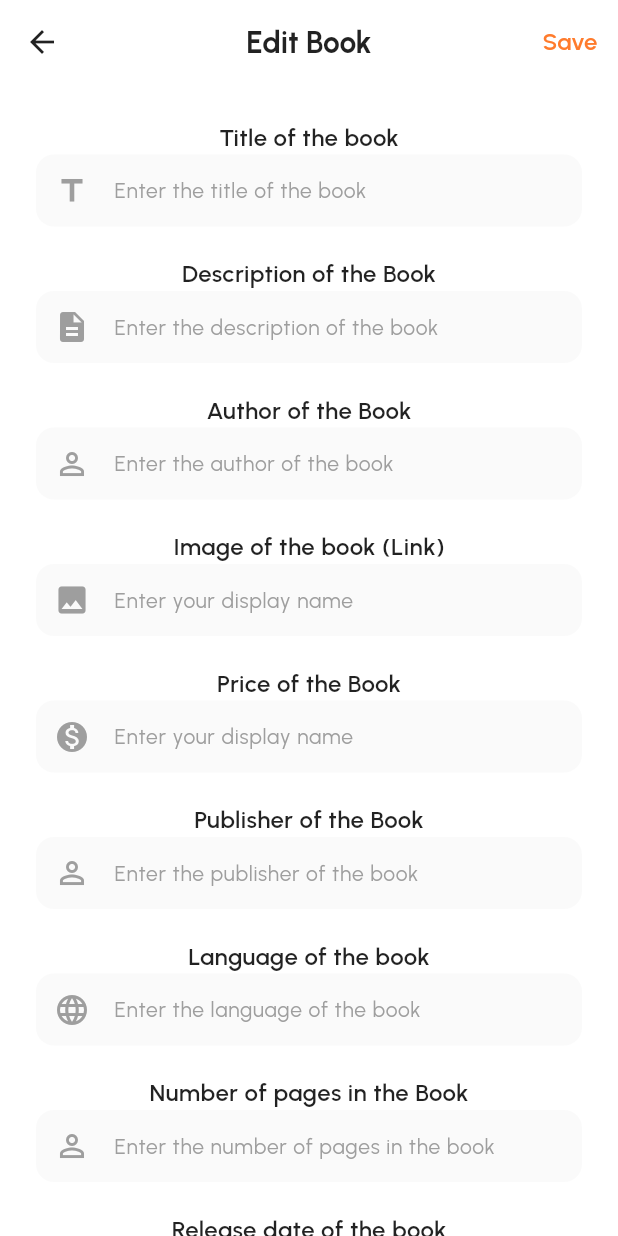
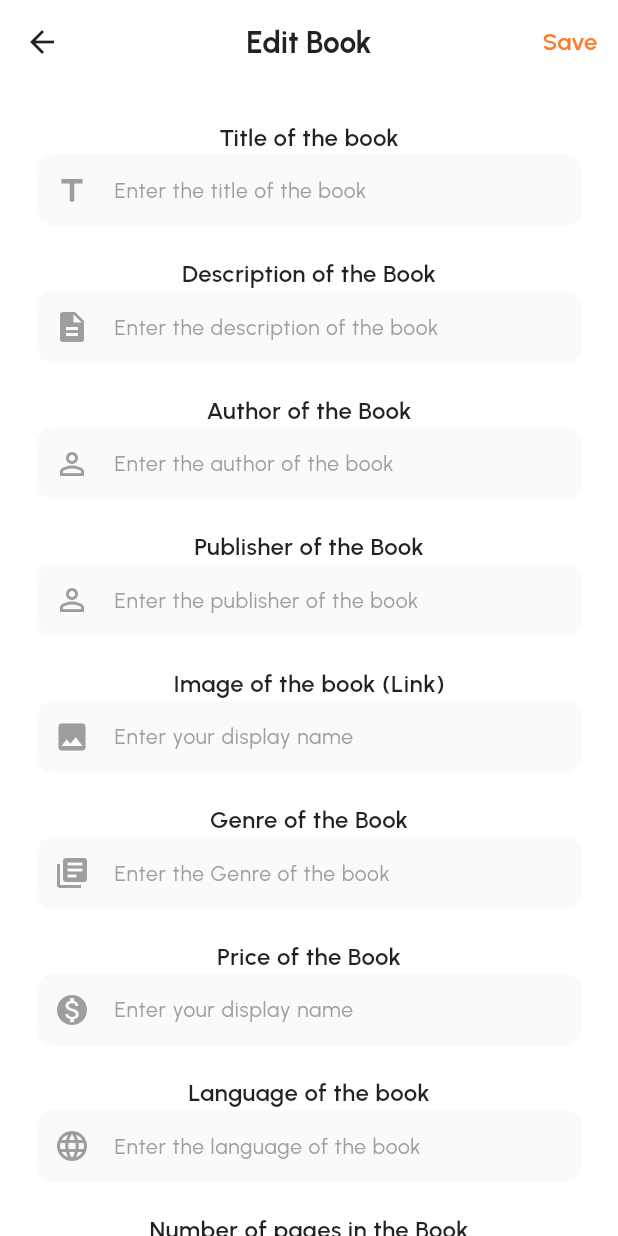
Before and after one commit to chirantha921/ebook-flutter-app, a Flutter app: the AddBook screen opened directly, on a phone screen of 412 x 824 dp. Run offline on Flutter 3.47's test engine with Material 3 defaults, Android fonts, the phone set to English and light mode, and no system bars; our stand-ins replace cloud_firestore, firebase_auth, firebase_core, firebase_storage, google_fonts, google_sign_in and 4 more; missing offline and left inert: audio_session, syncfusion_flutter_core, syncfusion_flutter_pdf, syncfusion_flutter_pdfviewer; accounts and stored records are empty; network calls fail; project files that could hold a hidden picture were left out.

Commit message:
Integrated genre search function

```diff
--- a/lib/main.dart
+++ b/lib/main.dart
@@ -78,7 +78,7 @@ class MyApp extends StatelessWidget {
         primarySwatch: Colors.blue,
         scaffoldBackgroundColor: Colors.white,
       ),
-      home: const AdminHomeScreen(),
+      home: const HomeScreen(),
       ),
     );
   }
--- a/lib/models/book.dart
+++ b/lib/models/book.dart
@@ -18,6 +18,7 @@ class Book {
   double progress;
   String currentChapter;
   String lastRead;
+  String genre;
 
   @override
   String toString() {
@@ -28,6 +29,7 @@ class Book {
     required this.title,
     required this.rating,
     this.bookId = '',
+    this.genre = '',
     this.price, // Remove required keyword
     this.author = 'Unknown',
     this.description = 'No description available',
@@ -70,6 +72,7 @@ class Book {
       image: data['image'] ?? '',
       pages: data['pages'] ?? '',
       description: data['description'] ?? '',
+      genre: data['genre'] ?? '',
       language: data['language'] ?? '',
       publisher: data['publisher'] ?? '',
       progress: data['progress']?.toDouble() ?? 0.0,
@@ -91,6 +94,7 @@ class Book {
       'progress':progress,
       'currentChapter':currentChapter,
       'lastRead':lastRead,
+      'genre': genre,
     };
   }
   String get formattedPrice => price?.toStringAsFixed(2) ?? '';
--- a/lib/screens/adminScreen/addBook.dart
+++ b/lib/screens/adminScreen/addBook.dart
@@ -24,6 +24,7 @@ class _AddBookState extends State<AddBook>{
   final TextEditingController releaseDateEditingController = TextEditingController();
   final TextEditingController priceEditingController = TextEditingController();
   final TextEditingController languageEditingController = TextEditingController();
+  final TextEditingController genreEditingController = TextEditingController();
   bool _isLoading = false;
 
   @override
@@ -109,6 +110,17 @@ class _AddBookState extends State<AddBook>{
           ),
         ),
         const SizedBox(height: 20.0),
+          _buildSectionTitle('Publisher of the Book'),
+          TextFormField(
+            controller: publisherEditingController,
+            keyboardType: TextInputType.phone,
+            maxLines: null,
+            decoration: _buildInputDecoration(
+              'Enter the publisher of the book',
+              Icons.perm_identity,
+            ),
+          ),
+          const SizedBox(height: 20.0),
         _buildSectionTitle('Image of the book (Link)'),
         TextFormField(
           controller: imageEditingController,
@@ -120,6 +132,17 @@ class _AddBookState extends State<AddBook>{
           ),
         ),
         const SizedBox(height: 20.0),
+          _buildSectionTitle('Genre of the Book'),
+          TextFormField(
+            controller: genreEditingController,
+            keyboardType: TextInputType.phone,
+            maxLines: null,
+            decoration: _buildInputDecoration(
+              'Enter the Genre of the book',
+              Icons.library_books,
+            ),
+          ),
+          const SizedBox(height: 20.0),
         _buildSectionTitle('Price of the Book'),
         TextFormField(
           controller: priceEditingController,
@@ -128,17 +151,6 @@ class _AddBookState extends State<AddBook>{
           decoration: _buildInputDecoration(
             'Enter your display name',
             Icons.monetization_on,
-          ),
-        ),
-        const SizedBox(height: 20.0),
-        _buildSectionTitle('Publisher of the Book'),
-        TextFormField(
-          controller: publisherEditingController,
-          keyboardType: TextInputType.phone,
-          maxLines: null,
-          decoration: _buildInputDecoration(
-            'Enter the publisher of the book',
-            Icons.perm_identity,
           ),
         ),
         const SizedBox(height: 20.0),
@@ -199,8 +211,21 @@ class _AddBookState extends State<AddBook>{
       progress: 0,
       currentChapter: "1",
       lastRead: "none",
+      genre: genreEditingController.text,
     );
     await addNewBook(book);
+    setState(() {
+      titleEditingController.clear();
+      priceEditingController.clear();
+      authorEditingController.clear();
+      imageEditingController.clear();
+      pageEditingController.clear();
+      descriptionEditingController.clear();
+      languageEditingController.clear();
+      publisherEditingController.clear();
+      genreEditingController.clear();
+      _isLoading = false;
+    });
   }
 
   Future<void> addNewBook(Book book) async{
@@ -211,6 +236,7 @@ class _AddBookState extends State<AddBook>{
     }).catchError((error){
       print("Error in adding book: $error");
     });
+
   }
 
   Widget _buildSectionTitle(String title) {
--- a/lib/widgets/Admin_custom_bottom_navigation_bar.dart
+++ b/lib/widgets/Admin_custom_bottom_navigation_bar.dart
@@ -48,7 +48,6 @@ class AdminCustomBottomNavigationBar extends StatelessWidget {
 
   Widget _buildNavItem(int index, IconData icon, String label) {
     final isSelected = selectedIndex == index;
-
     return GestureDetector(
       onTap: () => onTap(index),
       behavior: HitTestBehavior.opaque,
```
Also changed, not shown: lib/screens/adminScreen/allBooks.dart (+40 -2 lines), lib/screens/home/explore_genre_screen.dart (+15 -4 lines), lib/screens/home/genreBookSearch.dart (added, +112 -0 lines).
